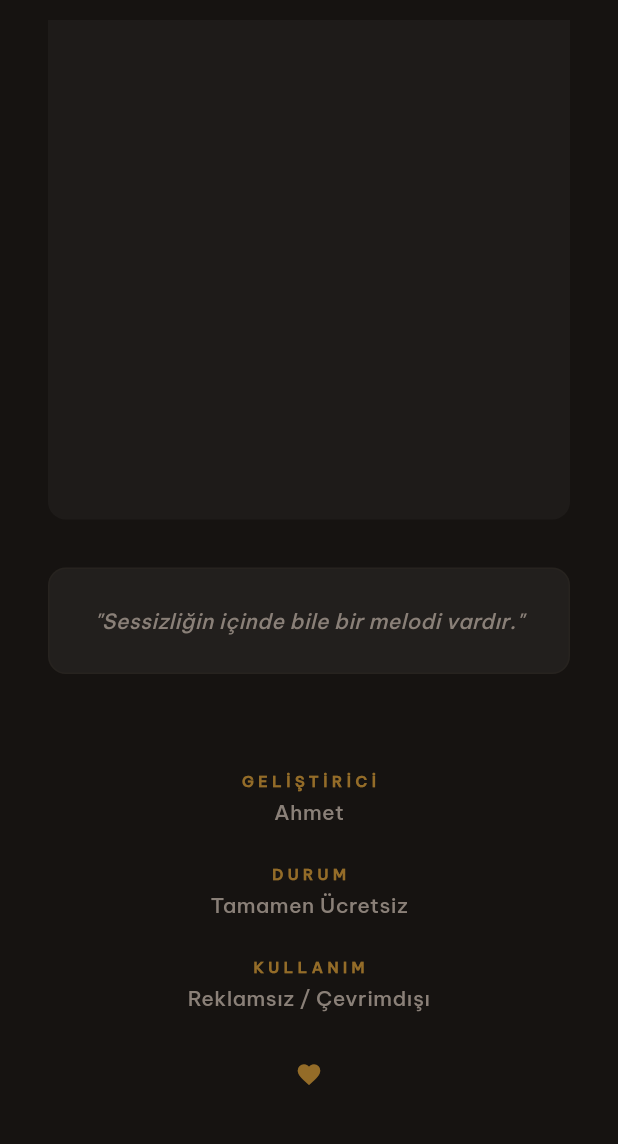
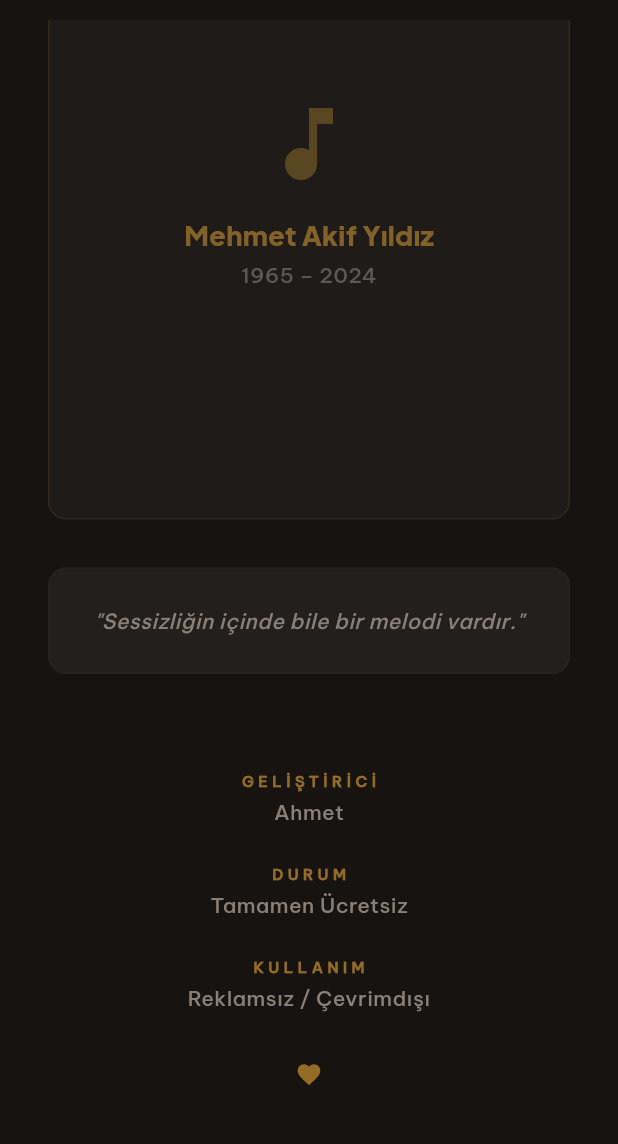
Before and after one commit to aximity/nagme, a Flutter app: the AboutScreen screen opened by its route, scrolled down 554 dp, on a phone screen of 412 x 824 dp, the part 64-1208 px from its top. Run offline on Flutter 3.47's test engine with Material 3 defaults, Android fonts, the phone set to English and light mode, and no system bars; our stand-ins replace flutter_riverpod, flutter_svg, go_router, permission_handler, shared_preferences; missing offline and left inert: flutter_audio_capture, pitch_detector_dart; accounts and stored records are empty.

Commit message:
polish: about ekranı placeholder düzeltme
Co-Authored-By: Claude Opus 4.6 (1M context) <noreply@anthropic.com>

```diff
--- a/lib/screens/about_screen.dart
+++ b/lib/screens/about_screen.dart
@@ -98,7 +98,7 @@ class AboutScreen extends StatelessWidget {
             ),
             const SizedBox(height: 48),
 
-            // Photo placeholder
+            // Memorial placeholder
             AspectRatio(
               aspectRatio: 4 / 5,
               child: Container(
@@ -106,6 +106,39 @@ class AboutScreen extends StatelessWidget {
                 decoration: BoxDecoration(
                   color: const Color(0xFF1E1B19),
                   borderRadius: BorderRadius.circular(12),
+                  border: Border.all(
+                    color: AppColors.memorialWarm.withValues(alpha: 0.1),
+                  ),
+                ),
+                child: Column(
+                  mainAxisAlignment: MainAxisAlignment.center,
+                  children: [
+                    Icon(
+                      Icons.music_note,
+                      size: 64,
+                      color: AppColors.memorialWarm.withValues(alpha: 0.3),
+                    ),
+                    const SizedBox(height: 16),
+                    Text(
+                      'Mehmet Akif Yıldız',
+                      style: TextStyle(
+                        fontFamily: 'PlusJakartaSans',
+                        fontSize: 18,
+                        fontWeight: FontWeight.w700,
+                        color: AppColors.memorialWarm.withValues(alpha: 0.5),
+                      ),
+                    ),
+                    const SizedBox(height: 4),
+                    Text(
+                      '1965 – 2024',
+                      style: TextStyle(
+                        fontFamily: 'BeVietnamPro',
+                        fontSize: 14,
+                        fontWeight: FontWeight.w300,
+                        color: AppColors.memorialMuted.withValues(alpha: 0.6),
+                      ),
+                    ),
+                  ],
                 ),
               ),
             ),
```
